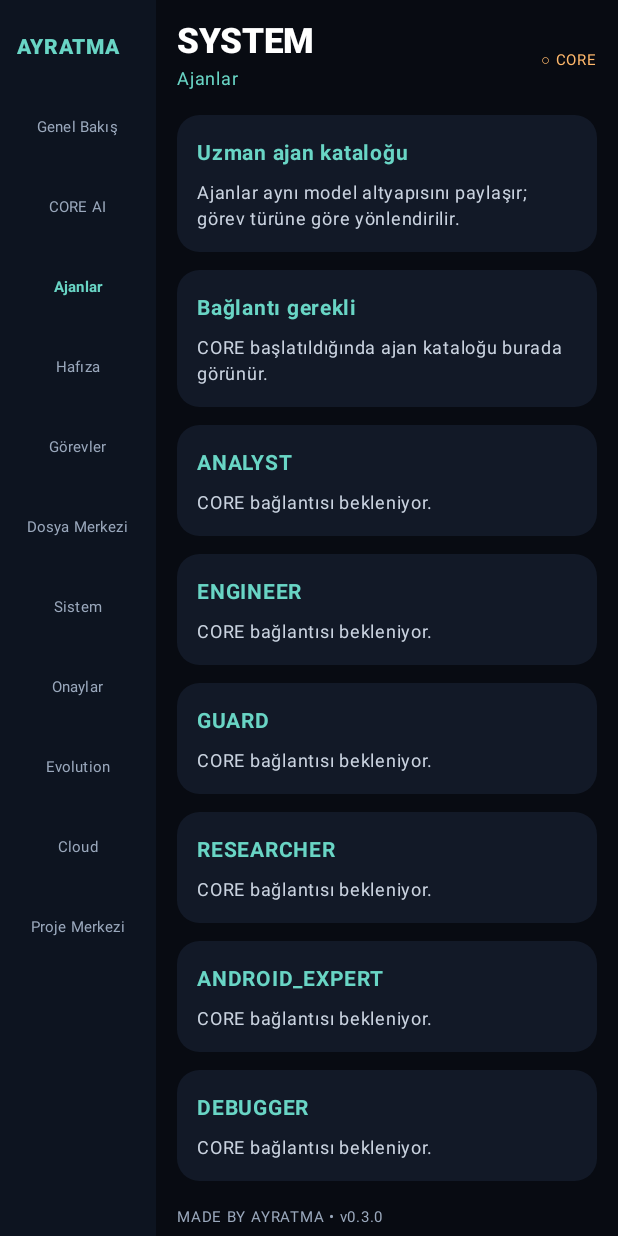
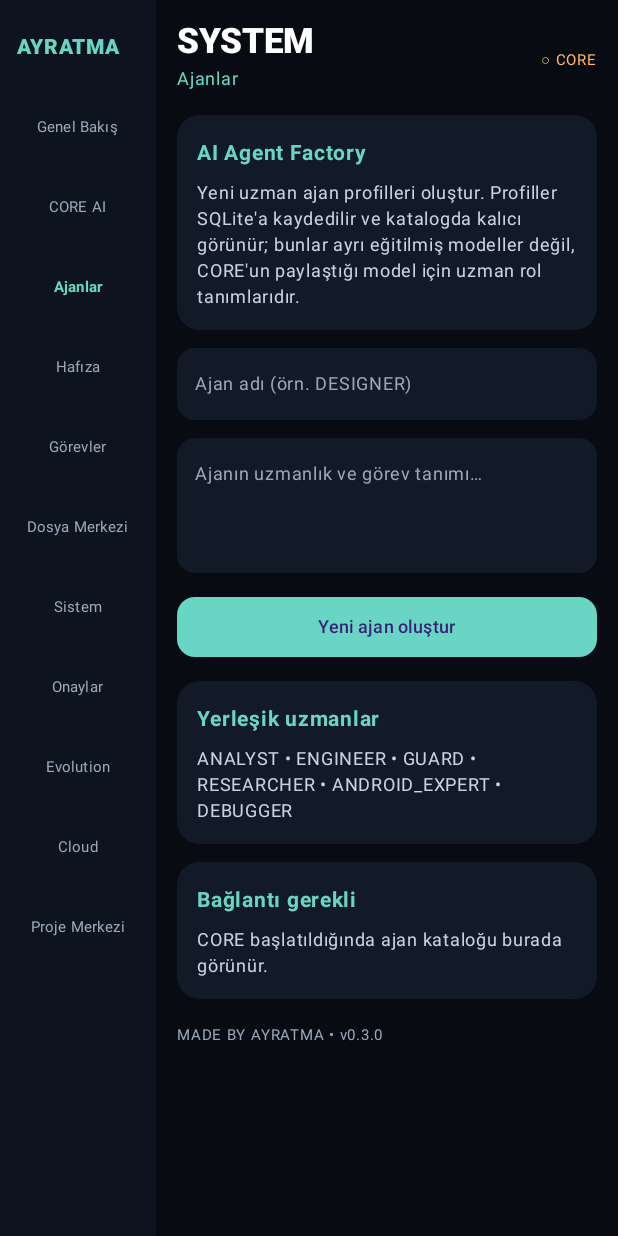
Before and after one commit to ayratma/AYRATMA-SYSTEM, an Android app built with Jetpack Compose: the screen it shows after launch (MainActivity), after a tap on "Ajanlar", on a phone screen of 412 x 824 dp. Run offline under Robolectric (Android 15) with nearby library versions, the phone set to English and light mode, and no system bars; 1 statement that could not run was skipped.

Commit message:
Add interactive custom AI agent factory screen

```diff
--- a/app/src/main/java/com/ayratma/system/MainActivity.kt
+++ b/app/src/main/java/com/ayratma/system/MainActivity.kt
@@ -87,6 +87,8 @@ private fun AyratmaApp() {
     var taskInput by remember { mutableStateOf("") }
     var memoryInput by remember { mutableStateOf("") }
     var approvalInput by remember { mutableStateOf("") }
+    var agentName by remember { mutableStateOf("") }
+    var agentRole by remember { mutableStateOf("") }
     var busy by remember { mutableStateOf(false) }
     var editorText by remember { mutableStateOf("") }
     var openedName by remember { mutableStateOf("Dosya seçilmedi") }
@@ -209,10 +211,20 @@ private fun AyratmaApp() {
                         PanelCard("Yanıt", chatOutput)
                     }
                     "Ajanlar" -> {
-                        PanelCard("Uzman ajan kataloğu", "Ajanlar aynı model altyapısını paylaşır; görev türüne göre yönlendirilir.")
+                        PanelCard("AI Agent Factory", "Yeni uzman ajan profilleri oluştur. Profiller SQLite'a kaydedilir ve katalogda kalıcı görünür; bunlar ayrı eğitilmiş modeller değil, CORE'un paylaştığı model için uzman rol tanımlarıdır.")
+                        EditField(agentName, { agentName = it }, "Ajan adı (örn. DESIGNER)")
+                        EditField(agentRole, { agentRole = it }, "Ajanın uzmanlık ve görev tanımı…", 3)
+                        ActionButton("Yeni ajan oluştur") {
+                            if (agentName.isNotBlank() && agentRole.isNotBlank() && !busy) {
+                                runApi("/agents", "POST", JSONObject().put("name", agentName).put("role", agentRole)) { result, error ->
+                                    info = if (result != null) "Ajan profili oluşturuldu." else "Ajan oluşturulamadı: $error"
+                                    if (result != null) { agentName = ""; agentRole = ""; refresh++ }
+                                }
+                            }
+                        }
+                        PanelCard("Yerleşik uzmanlar", "ANALYST • ENGINEER • GUARD • RESEARCHER • ANDROID_EXPERT • DEBUGGER")
                         if (agents.isEmpty()) PanelCard("Bağlantı gerekli", "CORE başlatıldığında ajan kataloğu burada görünür.")
                         agents.forEach { (name, role) -> PanelCard(name, role) }
-                        listOf("ANALYST", "ENGINEER", "GUARD", "RESEARCHER", "ANDROID_EXPERT", "DEBUGGER").filter { name -> agents.none { it.first == name } }.forEach { PanelCard(it, "CORE bağlantısı bekleniyor.") }
                     }
                     "Hafıza" -> {
                         EditField(memoryInput, { memoryInput = it }, "CORE hafızasına not ekle…", 2)
```
